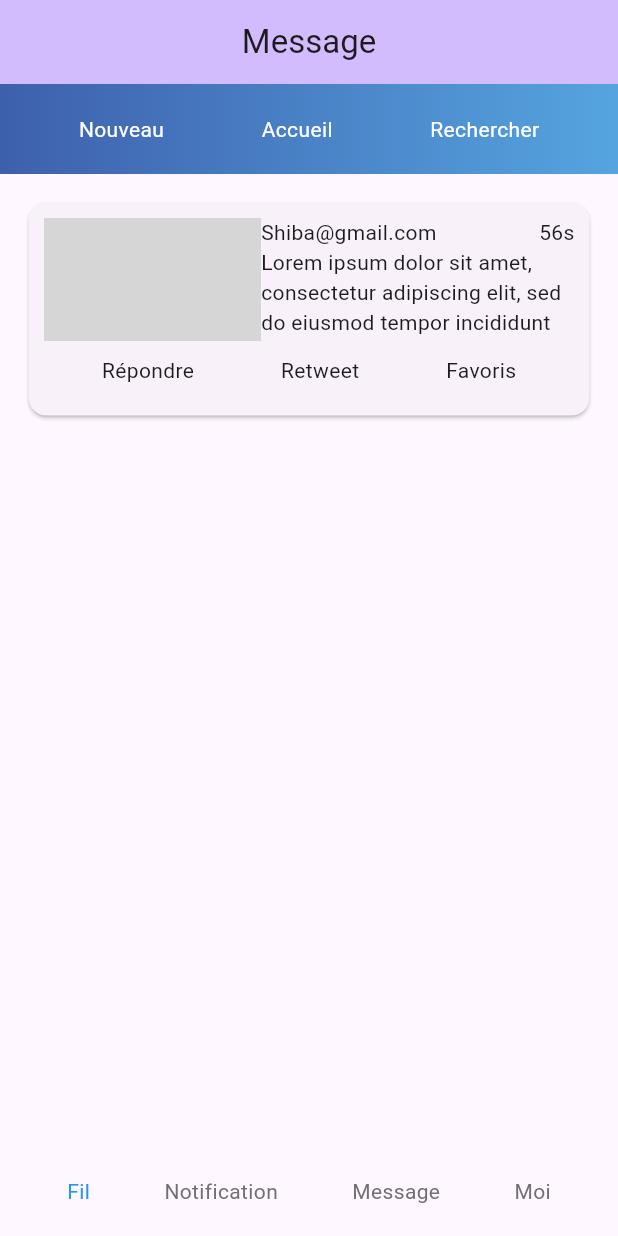
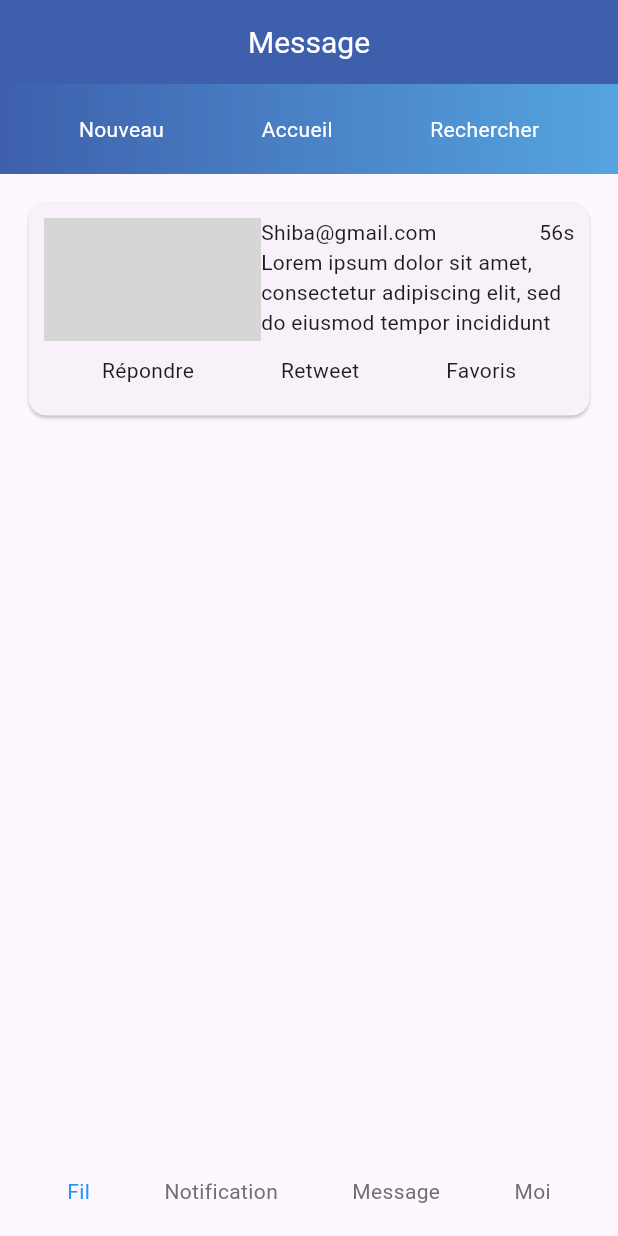
Before and after one commit to Chocolaterie/HCDA_2210_Flutter, a Flutter app: the screen it shows after launch, on a phone screen of 412 x 824 dp. Run offline on Flutter 3.47's test engine with Material 3 defaults, Android fonts, the phone set to English and light mode, and no system bars; network calls fail; grey boxes are pictures that could not be loaded.

Commit message:
Correction TP 1

```diff
--- /dev/null
+++ b/lib/app-theme.dart
@@ -0,0 +1,12 @@
+import 'package:flutter/material.dart';
+
+class AppTheme {
+
+  static var appBarTheme = const AppBarTheme(
+    color: Color(0xFF3e60ac),
+    titleTextStyle: TextStyle(
+      color: Colors.white,
+      fontSize: 20
+    )
+  );
+}
--- a/lib/main.dart
+++ b/lib/main.dart
@@ -1,4 +1,6 @@
 import 'package:flutter/material.dart';
+import 'package:tp_twitter/app-theme.dart';
+import 'package:tp_twitter/tweet-card.dart';
 import 'footer.dart';
 import 'header.dart';
 
@@ -17,22 +19,18 @@ class MyApp extends StatelessWidget {
       theme: ThemeData(
         colorScheme: ColorScheme.fromSeed(seedColor: Colors.deepPurple),
         useMaterial3: true,
+        appBarTheme: AppTheme.appBarTheme,
       ),
       home: HomePage(),
     );
   }
 }
-
-const message =
-    "Lorem ipsum dolor sit amet, consectetur adipiscing elit, sed do eiusmod tempor incididunt ut labore et dolore magna aliqua. Ut enim ad minim veniam, quis nostrud exercitation ullamco laboris n";
-
 class HomePage extends StatelessWidget {
   @override
   Widget build(BuildContext context) {
     return Scaffold(
         appBar: AppBar(
           centerTitle: true,
-          backgroundColor: Theme.of(context).colorScheme.inversePrimary,
           title: Text("Message"),
         ),
         body: Column(
@@ -41,57 +39,7 @@ class HomePage extends StatelessWidget {
             Expanded(
               child: Column(
                 children: [
-                  Padding(
-                    padding: const EdgeInsets.all(15),
-                    child: SizedBox(
-                      height: 150,
-                      child: Card(
-                        child: Padding(
-                          padding: const EdgeInsets.all(10),
-                          child: Column(
-                            children: [
-                              Expanded(
-                                child: Row(
-                                  children: [
-                                    Image.network(
-                                      "https://media.tenor.com/-xjD3-jZ61IAAAAM/chemmsuwuowo.gif",
-                                      width: 145,
-                                    ),
-                                    Expanded(
-                                      child: Column(
-                                        crossAxisAlignment: CrossAxisAlignment.start,
-                                        children: [
-                                          Row(
-                                            mainAxisAlignment: MainAxisAlignment.spaceBetween,
-                                            children: [
-                                              Text("Shiba@gmail.com"),
-                                              Text("56s")
-                                            ],
-                                          ),
-                                          Expanded(child: Text(message))
-                                        ],
-                                      ),
-                                    )
-                                  ],
-                                ),
-                              ),
-                              Padding(
-                                padding: const EdgeInsets.all(10),
-                                child: Row(
-                                  mainAxisAlignment: MainAxisAlignment.spaceAround,
-                                  children: [
-                                    Text("Répondre"),
-                                    Text("Retweet"),
-                                    Text("Favoris"),
-                                  ],
-                                ),
-                              )
-                            ],
-                          ),
-                        ),
-                      ),
-                    ),
-                  ),
+                  TweetCard(),
                 ],
               ),
             ),
--- /dev/null
+++ b/lib/tweet-card.dart
@@ -0,0 +1,64 @@
+import 'package:flutter/material.dart';
+
+const message =
+    "Lorem ipsum dolor sit amet, consectetur adipiscing elit, sed do eiusmod tempor incididunt ut labore et dolore magna aliqua. Ut enim ad minim veniam, quis nostrud exercitation ullamco laboris n";
+
+class TweetCard extends StatelessWidget {
+
+  @override
+  Widget build(BuildContext context) {
+    return Padding(
+      padding: const EdgeInsets.all(15),
+      child: SizedBox(
+        height: 150,
+        child: Card(
+          child: Padding(
+            padding: const EdgeInsets.all(10),
+            child: Column(
+              children: [
+                Expanded(
+                  child: Row(
+                    children: [
+                      Image.network(
+                        "https://media.tenor.com/-xjD3-jZ61IAAAAM/chemmsuwuowo.gif",
+                        width: 145,
+                      ),
+                      Expanded(
+                        child: Column(
+                          crossAxisAlignment: CrossAxisAlignment.start,
+                          children: [
+                            Row(
+                              mainAxisAlignment: MainAxisAlignment.spaceBetween,
+                              children: [
+                                Text("Shiba@gmail.com"),
+                                Text("56s")
+                              ],
+                            ),
+                            Expanded(child: Text(message))
+                          ],
+                        ),
+                      )
+                    ],
+                  ),
+                ),
+                Padding(
+                  padding: const EdgeInsets.all(10),
+                  child: Row(
+                    mainAxisAlignment: MainAxisAlignment.spaceAround,
+                    children: [
+                      Text("Répondre"),
+                      Text("Retweet"),
+                      Text("Favoris"),
+                    ],
+                  ),
+                )
+              ],
+            ),
+          ),
+        ),
+      ),
+    );
+  }
+
+
+}
```
